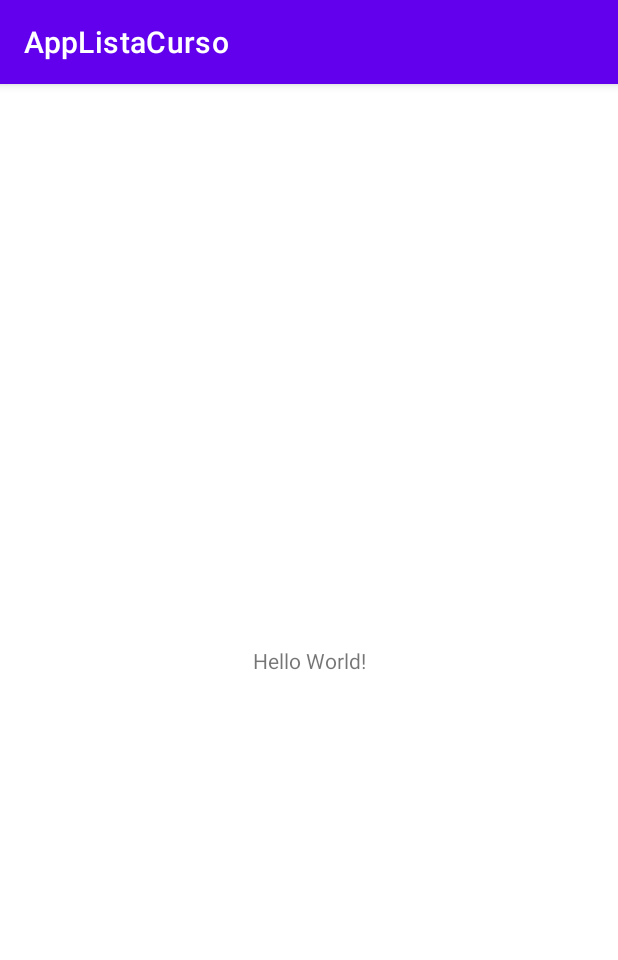
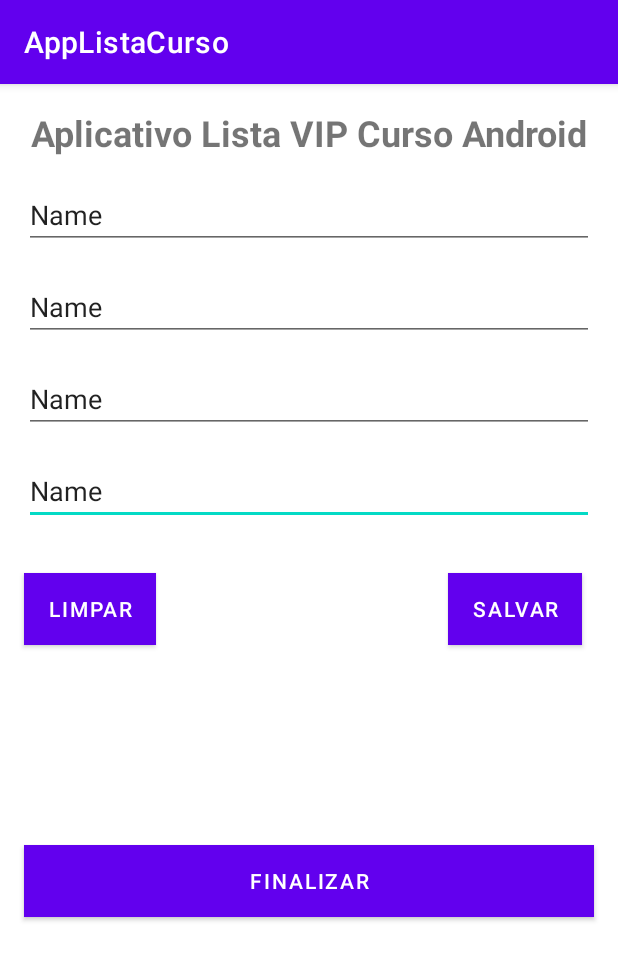
Before and after one commit to tiler9/Projetos-Treinamento-Android-2023, an Android app: the screen it shows after launch (MainActivity), on a phone screen of 412 x 824 dp. Shown: the top 960 px of the screen. Run offline under Robolectric (Android 15) with nearby library versions, the phone set to English and light mode, and no system bars.

Commit message:
3º Passo, criar layout do app

```diff
--- a/AppListaCurso/app/src/main/res/layout/activity_main.xml
+++ b/AppListaCurso/app/src/main/res/layout/activity_main.xml
@@ -6,13 +6,111 @@
     android:layout_height="match_parent"
     tools:context=".MainActivity">
 
-    <TextView
+    <Button
+        android:id="@+id/button3"
+        android:layout_width="match_parent"
+        android:layout_height="wrap_content"
+        android:layout_margin="16dp"
+        android:background="@color/corBotoes"
+        android:text="Finalizar"
+        app:layout_constraintBottom_toBottomOf="parent"
+        app:layout_constraintEnd_toEndOf="parent"
+        app:layout_constraintStart_toStartOf="parent"
+        app:layout_constraintTop_toBottomOf="@+id/editTextTextPersonName6" />
+
+    <Button
+        android:id="@+id/button2"
         android:layout_width="wrap_content"
         android:layout_height="wrap_content"
-        android:text="Hello World!"
-        app:layout_constraintBottom_toBottomOf="parent"
+        android:layout_marginStart="184dp"
+        android:layout_marginTop="32dp"
+        android:background="@color/corBotoes"
+        android:text="Salvar"
+        app:layout_constraintBottom_toTopOf="@+id/button3"
+        app:layout_constraintEnd_toEndOf="parent"
+        app:layout_constraintHorizontal_bias="0.304"
+        app:layout_constraintStart_toEndOf="@+id/button"
+        app:layout_constraintTop_toBottomOf="@+id/editTextTextPersonName6"
+        app:layout_constraintVertical_bias="0.0" />
+
+    <EditText
+        android:id="@+id/editTextTextPersonName6"
+        android:layout_width="match_parent"
+        android:layout_height="wrap_content"
+        android:layout_margin="16dp"
+        android:ems="10"
+        android:hint="Telefone para contato"
+        android:inputType="textPersonName"
+        android:text="Name"
+        app:layout_constraintEnd_toEndOf="parent"
+        app:layout_constraintHorizontal_bias="1.0"
+        app:layout_constraintStart_toStartOf="parent"
+        app:layout_constraintTop_toBottomOf="@+id/editTextTextPersonName5" />
+
+    <EditText
+        android:id="@+id/editTextTextPersonName5"
+        android:layout_width="match_parent"
+        android:layout_height="wrap_content"
+        android:layout_margin="16dp"
+        android:ems="10"
+        android:hint="Nome do Curso desejado"
+        android:inputType="textPersonName"
+        android:text="Name"
+        app:layout_constraintEnd_toEndOf="parent"
+        app:layout_constraintHorizontal_bias="0.625"
+        app:layout_constraintStart_toStartOf="parent"
+        app:layout_constraintTop_toBottomOf="@+id/editTextTextPersonName4" />
+
+    <EditText
+        android:id="@+id/editTextTextPersonName4"
+        android:layout_width="match_parent"
+        android:layout_height="wrap_content"
+        android:layout_margin="16dp"
+        android:ems="10"
+        android:hint="Segundo Nome"
+        android:inputType="textPersonName"
+        android:text="Name"
+        app:layout_constraintEnd_toEndOf="parent"
+        app:layout_constraintStart_toStartOf="parent"
+        app:layout_constraintTop_toBottomOf="@+id/editTextTextPersonName3" />
+
+    <EditText
+        android:id="@+id/editTextTextPersonName3"
+        android:layout_width="match_parent"
+        android:layout_height="wrap_content"
+        android:layout_margin="16dp"
+        android:ems="10"
+        android:hint="Primeiro Nome"
+        android:inputType="textPersonName"
+        android:text="Name"
+        app:layout_constraintEnd_toEndOf="parent"
+        app:layout_constraintHorizontal_bias="0.497"
+        app:layout_constraintStart_toStartOf="parent"
+        app:layout_constraintTop_toBottomOf="@+id/textView" />
+
+    <TextView
+        android:id="@+id/textView"
+        android:layout_width="wrap_content"
+        android:layout_height="wrap_content"
+        android:layout_marginTop="16dp"
+        android:text="Aplicativo Lista VIP Curso Android"
+        android:textSize="24sp"
+        android:textStyle="bold"
         app:layout_constraintEnd_toEndOf="parent"
         app:layout_constraintStart_toStartOf="parent"
         app:layout_constraintTop_toTopOf="parent" />
 
+    <Button
+        android:id="@+id/button"
+        android:layout_width="wrap_content"
+        android:layout_height="wrap_content"
+        android:layout_marginStart="16dp"
+        android:layout_marginTop="32dp"
+        android:background="@color/corBotoes"
+        android:text="Limpar"
+        app:layout_constraintBottom_toTopOf="@+id/button3"
+        app:layout_constraintStart_toStartOf="parent"
+        app:layout_constraintTop_toBottomOf="@+id/editTextTextPersonName6"
+        app:layout_constraintVertical_bias="0.0" />
+
 </androidx.constraintlayout.widget.ConstraintLayout>
--- a/AppListaCurso/app/src/main/res/values/colors.xml
+++ b/AppListaCurso/app/src/main/res/values/colors.xml
@@ -7,4 +7,6 @@
     <color name="teal_700">#FF018786</color>
     <color name="black">#FF000000</color>
     <color name="white">#FFFFFFFF</color>
+    <color name="corBotoes">#4B9CDC</color>
+
 </resources>
```
